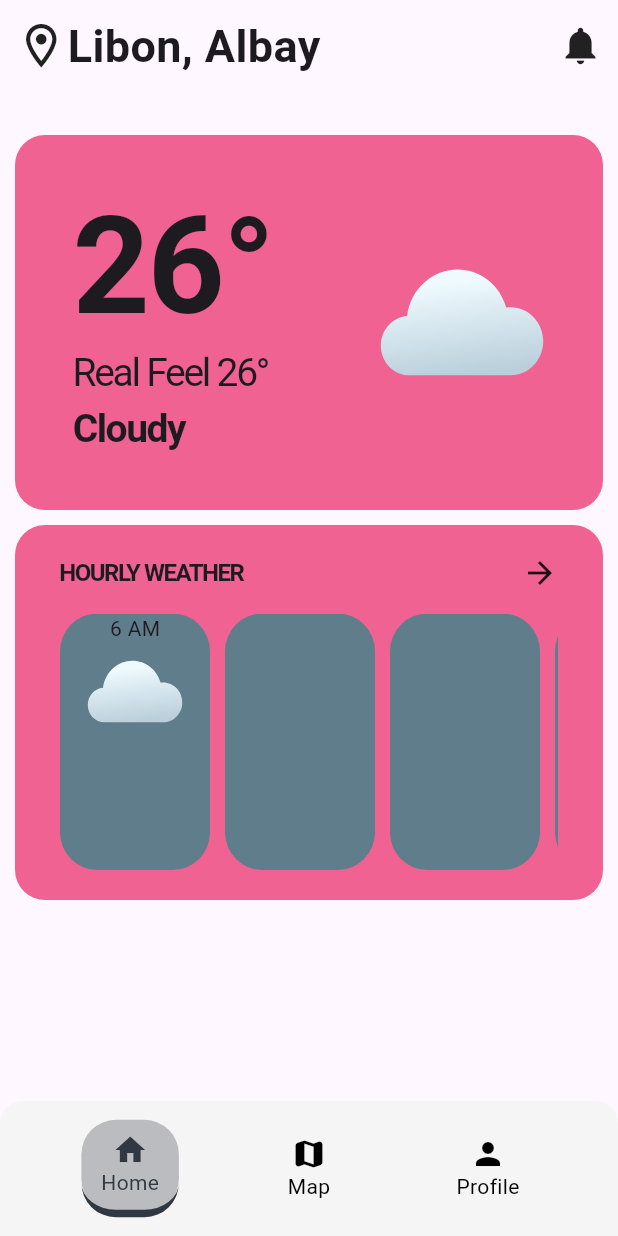
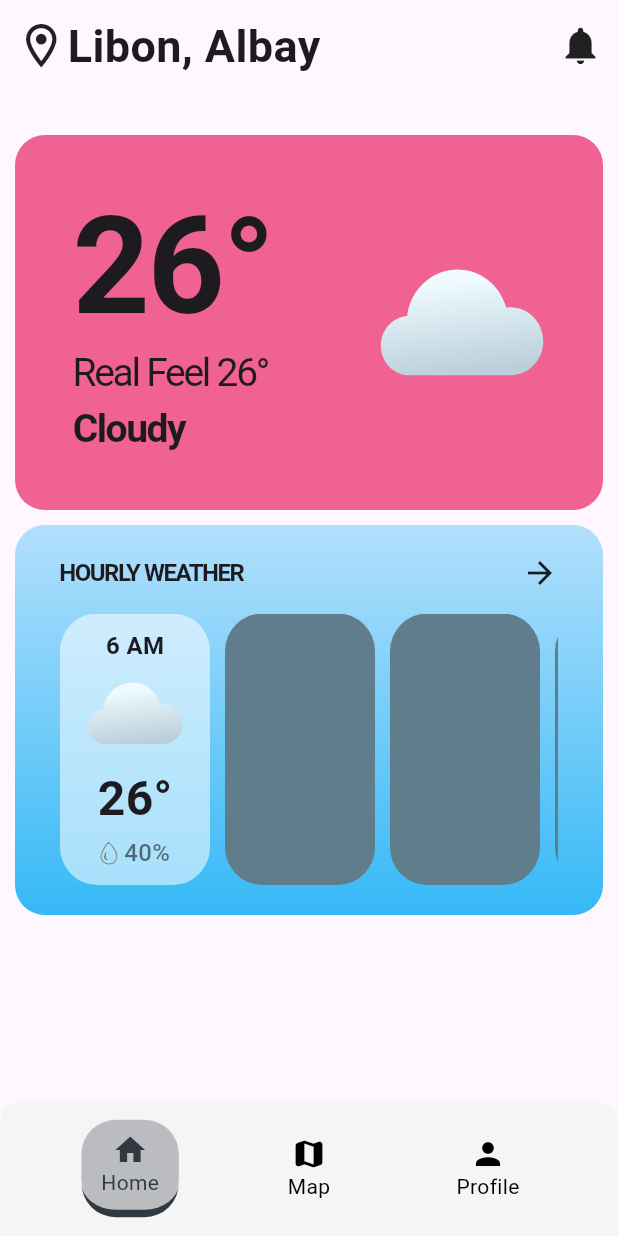
Before and after one commit to carlxxsinenomine/GeoS, a Flutter app: the screen it shows after launch, on a phone screen of 412 x 824 dp. Run offline on Flutter 3.47's test engine with Material 3 defaults, Android fonts, the phone set to English and light mode, and no system bars; our stand-ins replace flutter_riverpod, flutter_svg, go_router, google_fonts, riverpod_annotation; missing offline and left inert: maplibre; generated files the repository leaves out were written again.

Commit message:
updated: UI for the hourly weather container

```diff
--- a/lib/screens/home_screen.dart
+++ b/lib/screens/home_screen.dart
@@ -106,15 +106,23 @@ class _HomeScreenState extends State<HomeScreen> {
                   ),
                   SizedBox(height: 10),
                   Container(
-                    height: 250,
+                    height: 260,
                     width: double.infinity,
                     padding: EdgeInsetsGeometry.symmetric(
                       horizontal: 30,
                       vertical: 20,
                     ),
                     decoration: BoxDecoration(
-                      color: Colors.pink.shade300,
+                      // color: Colors.pink.shade300,
                       borderRadius: BorderRadius.circular(20),
+                      gradient: LinearGradient(
+                        begin: Alignment.topCenter,
+                        end: Alignment.bottomCenter,
+                        colors: [
+                          Colors.lightBlue.withValues(alpha: 0.3),
+                          Colors.lightBlue.withValues(alpha: 0.8),
+                        ],
+                      ),
                     ),
                     child: Column(
                       children: [
@@ -138,17 +146,51 @@ class _HomeScreenState extends State<HomeScreen> {
                             scrollDirection: Axis.horizontal,
                             children: [
                               Container(
+                                padding: EdgeInsets.symmetric(vertical: 8),
                                 decoration: BoxDecoration(
-                                  color: Colors.blueGrey,
+                                  color: Colors.white54,
                                   borderRadius: BorderRadius.circular(25),
                                 ),
                                 height: double.infinity,
                                 width: 100,
                                 margin: EdgeInsets.fromLTRB(0, 0, 10, 0),
                                 child: Column(
+                                  mainAxisAlignment:
+                                      MainAxisAlignment.spaceEvenly,
                                   children: [
-                                    Text("6 AM"),
-                                    SvgPicture.asset("${pathBase}7.svg")
+                                    Text(
+                                      "6 AM",
+                                      style: GoogleFonts.roboto(
+                                        fontSize: 16,
+                                        fontWeight: FontWeight(700),
+                                      ),
+                                    ),
+                                    SvgPicture.asset("${pathBase}7.svg"),
+                                    Text(
+                                      "26°",
+                                      style: GoogleFonts.roboto(
+                                        fontSize: 32,
+                                        fontWeight: FontWeight(700),
+                                      ),
+                                    ),
+                                    Row(
+                                      mainAxisAlignment:
+                                          MainAxisAlignment.center,
+                                      children: [
+                                        SvgPicture.asset(
+                                          "${pathBase}drop-icon.svg",
+                                        ),
+                                        SizedBox(width: 4),
+                                        Text(
+                                          "40%",
+                                          style: GoogleFonts.roboto(
+                                            fontSize: 16,
+                                            fontWeight: FontWeight(500),
+                                            color: Colors.black54,
+                                          ),
+                                        ),
+                                      ],
+                                    ),
                                   ],
                                 ),
                               ),
@@ -193,7 +235,7 @@ class _HomeScreenState extends State<HomeScreen> {
                                 child: Column(
                                   children: [
                                     Text("6 AM"),
-                                    SvgPicture.asset("${pathBase}7.svg")
+                                    SvgPicture.asset("${pathBase}7.svg"),
                                   ],
                                 ),
                               ),
```
